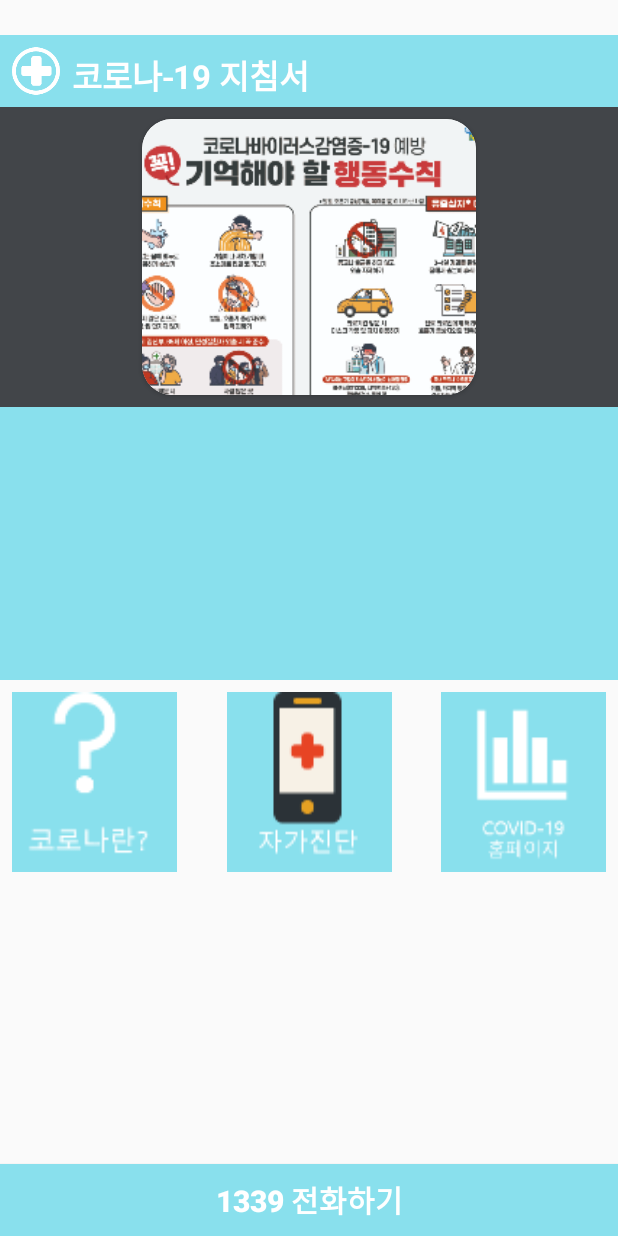
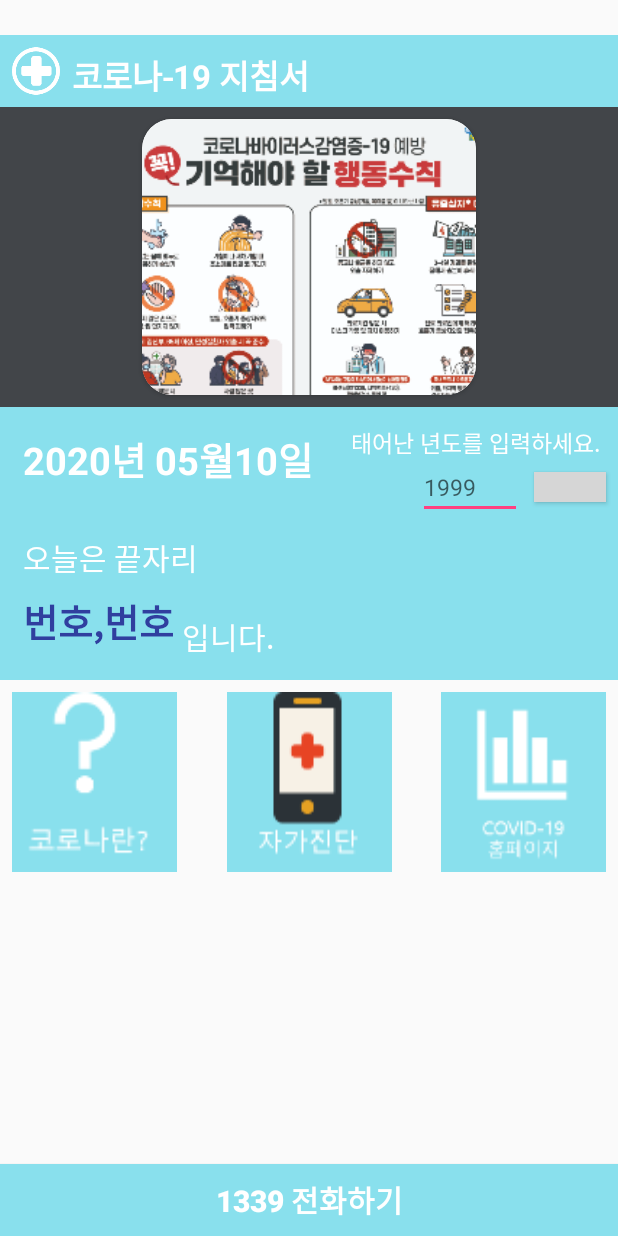
Before and after one commit to kimhyooo/coco, an Android app: the screen it shows after launch (MainActivity), on a phone screen of 412 x 824 dp. Run offline under Robolectric (Android 15) with nearby library versions, the light colour scheme and no system bars; grey boxes are pictures that could not be loaded.

Commit message:
오늘은 끝자리~~입니다.까지

```diff
--- a/app/src/main/java/com/haerul/swipeviewpager/MainActivity.java
+++ b/app/src/main/java/com/haerul/swipeviewpager/MainActivity.java
@@ -8,10 +8,15 @@ import android.support.v4.view.ViewPager;
 import android.support.v7.app.AppCompatActivity;
 import android.view.View;
 import android.widget.Button;
+import android.widget.EditText;
 import android.widget.ImageButton;
+import android.widget.ImageView;
+import android.widget.TextView;
 import android.widget.VideoView;
 
+import java.text.SimpleDateFormat;
 import java.util.ArrayList;
+import java.util.Date;
 import java.util.List;
 
 public class MainActivity extends AppCompatActivity {
@@ -21,11 +26,34 @@ public class MainActivity extends AppCompatActivity {
     List<Model> models;
     Integer[] colors = null;
     ArgbEvaluator argbEvaluator = new ArgbEvaluator();
+    TextView date_text, mask_text; //mask_text는 오늘 날짜~~입니다 알려주는
+    EditText edit_text;
+    Button number_btn;
+    ImageView mask_image;
 
     @Override
     protected void onCreate(Bundle savedInstanceState) {
         super.onCreate(savedInstanceState);
         setContentView(R.layout.activity_main);
+
+        //날짜
+        date_text = findViewById(R.id.date_text);
+        SimpleDateFormat format2 = new SimpleDateFormat ( "yyyy년 MM월dd일");
+        Date time = new Date();
+        String time2 = format2.format(time);
+        date_text.setText(time2);
+
+        //날짜 --- 오늘은 끝자리~~~이다.
+        SimpleDateFormat format3 = new SimpleDateFormat("EE");
+        mask_text = findViewById(R.id.mask_text);
+        Date time3 = new Date();
+        String time33 = format3.format(time3);
+        if(time33.equals("월")) mask_text.setText("1, 6");
+        else if(time33.equals("화")) mask_text.setText("2, 7");
+        else if(time33.equals("수")) mask_text.setText("3, 8");
+        else if(time33.equals("목")) mask_text.setText("4, 9");
+        else if(time33.equals("금")) mask_text.setText("5, 0");
+
 
         //스플래쉬
         Intent intent = new Intent(this, activity_splash.class);
@@ -105,4 +133,25 @@ public class MainActivity extends AppCompatActivity {
         intent.setData(Uri.parse("tel:1339"));
         startActivity(intent);
     }
+
+    // 사용자 년도 받기
+    public void number_btn(View view){
+        /*
+        edit_text = findViewById(R.id.edit_text); //edit값 가져오기
+        number_btn = findViewById(R.id.number_btn); // 입력완료
+        mask_image = findViewById(R.id.mask_image);//마스크 이미지
+
+        String str = edit_text.getText().toString(); //입력된 값 가져오기
+        int result = Integer.parseInt(str);
+        result = result/1000;
+        result = result/100;
+        result = result/10;
+        result = result/1;
+
+        if(result==1 || result==6){
+            mask_image.setVisibility(View.VISIBLE);
+        }
+        */
+    }
+
 }
--- a/app/src/main/res/layout/activity_main.xml
+++ b/app/src/main/res/layout/activity_main.xml
@@ -114,4 +114,108 @@
         app:layout_constraintEnd_toEndOf="parent"
         app:layout_constraintStart_toStartOf="parent"
         android:onClick="call_btn"/>
+
+    <TextView
+        android:id="@+id/date_text"
+        android:layout_width="wrap_content"
+        android:layout_height="wrap_content"
+        android:layout_marginStart="15dp"
+        android:layout_marginLeft="15dp"
+        android:layout_marginTop="15dp"
+        android:text="날짜"
+        android:textColor="@color/white"
+        android:textSize="25sp"
+        android:textStyle="bold"
+        app:layout_constraintStart_toStartOf="parent"
+        app:layout_constraintTop_toBottomOf="@+id/viewPager" />
+
+    <TextView
+        android:id="@+id/textView21"
+        android:layout_width="wrap_content"
+        android:layout_height="wrap_content"
+        android:layout_marginTop="12dp"
+        android:layout_marginEnd="8dp"
+        android:layout_marginRight="8dp"
+        android:text="태어난 년도를 입력하세요. "
+        android:textSize="15sp"
+        android:textColor="@color/white"
+        app:layout_constraintEnd_toEndOf="parent"
+        app:layout_constraintTop_toBottomOf="@+id/viewPager" />
+
+    <EditText
+        android:id="@+id/edit_text"
+        android:layout_width="69dp"
+        android:layout_height="39dp"
+        android:layout_marginEnd="8dp"
+        android:layout_marginRight="8dp"
+        android:hint="1999"
+        android:maxLength="4"
+        android:textSize="15sp"
+        app:layout_constraintEnd_toStartOf="@+id/number_btn"
+        app:layout_constraintTop_toBottomOf="@+id/textView21" />
+
+    <Button
+        android:id="@+id/number_btn"
+        android:layout_width="48dp"
+        android:layout_height="20dp"
+        android:layout_marginTop="8dp"
+        android:layout_marginEnd="8dp"
+        android:layout_marginRight="8dp"
+        android:background="@drawable/round_corner"
+        android:onClick="number_btn"
+        android:text="입력완료"
+        android:textSize="10sp"
+        app:layout_constraintEnd_toEndOf="parent"
+        app:layout_constraintTop_toBottomOf="@+id/textView21" />
+
+    <ImageView
+        android:id="@+id/mask_image"
+        android:layout_width="90dp"
+        android:layout_height="78dp"
+        android:layout_marginTop="16dp"
+        android:layout_marginEnd="28dp"
+        android:layout_marginRight="28dp"
+        app:layout_constraintEnd_toEndOf="parent"
+        app:layout_constraintTop_toBottomOf="@+id/edit_text"
+        android:visibility="invisible"
+        app:srcCompat="@drawable/mask_ok" />
+
+    <TextView
+        android:id="@+id/textView23"
+        android:layout_width="wrap_content"
+        android:layout_height="wrap_content"
+        android:layout_marginStart="15dp"
+        android:layout_marginLeft="15dp"
+        android:layout_marginBottom="8dp"
+        android:text="오늘은 끝자리"
+        android:textColor="@color/white"
+        android:textSize="20sp"
+        app:layout_constraintBottom_toTopOf="@+id/mask_text"
+        app:layout_constraintStart_toStartOf="parent" />
+
+    <TextView
+        android:id="@+id/mask_text"
+        android:layout_width="wrap_content"
+        android:layout_height="wrap_content"
+        android:layout_marginStart="15dp"
+        android:layout_marginLeft="15dp"
+        android:layout_marginBottom="20dp"
+        android:text="번호,번호"
+        android:textColor="@color/colorPrimaryDark"
+        android:textSize="25sp"
+        android:textStyle="bold"
+        app:layout_constraintBottom_toBottomOf="@+id/frameLayout"
+        app:layout_constraintStart_toStartOf="parent" />
+
+    <TextView
+        android:layout_width="wrap_content"
+        android:layout_height="26dp"
+        android:layout_marginStart="5dp"
+        android:layout_marginLeft="5dp"
+        android:layout_marginBottom="18dp"
+        android:text="입니다."
+        android:textColor="@color/white"
+        android:textSize="20sp"
+        app:layout_constraintBottom_toBottomOf="@+id/frameLayout"
+        app:layout_constraintStart_toEndOf="@+id/mask_text" />
 </android.support.constraint.ConstraintLayout>
```
Also changed, not shown: app/src/main/res/drawable-xxhdpi/mask_ok.png (added).
